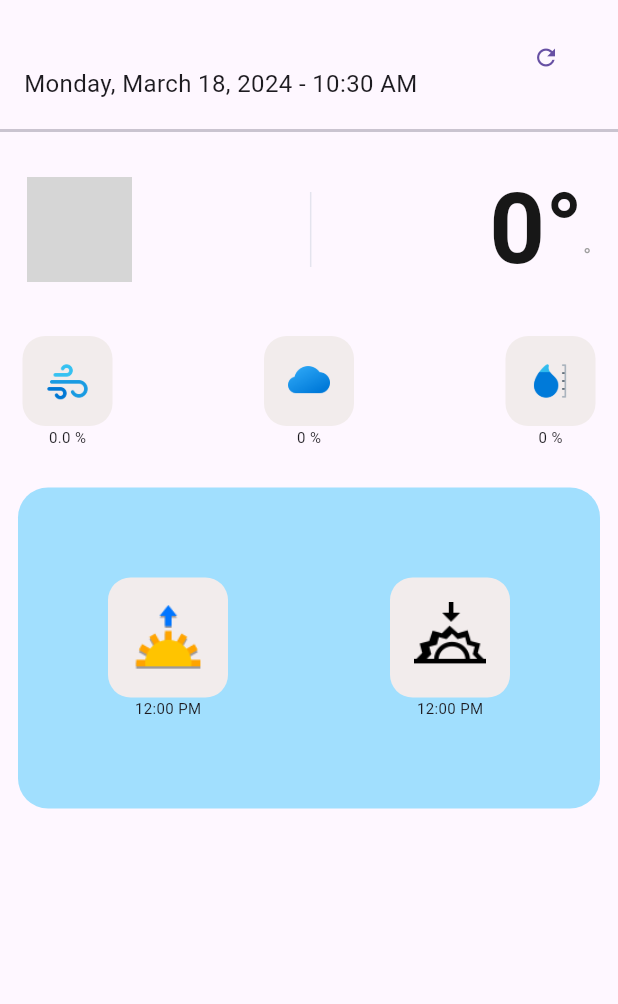
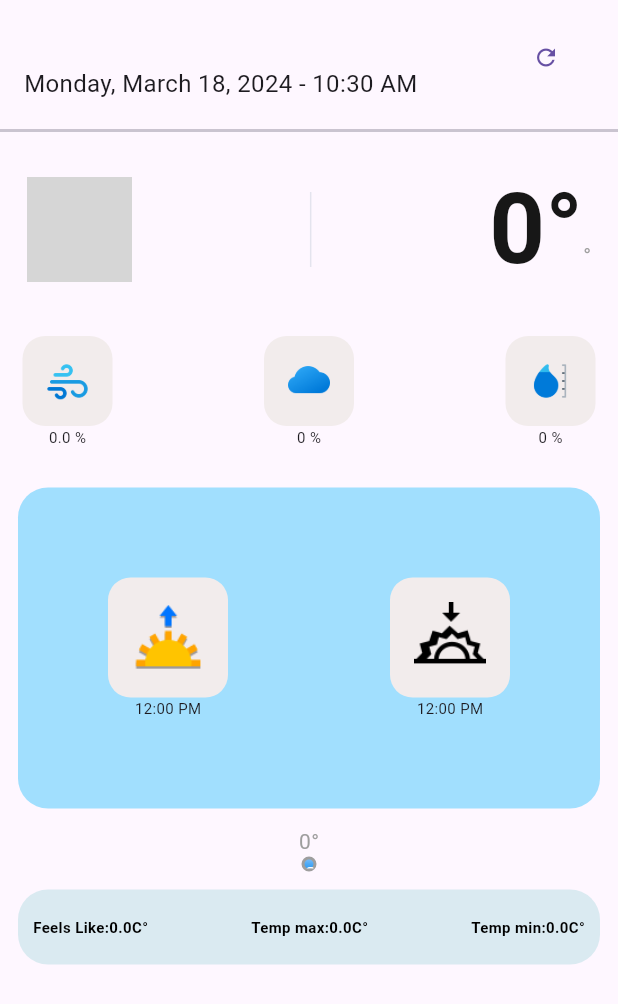
Before and after one commit to HachroufAbdenour/wather_app, a Flutter app: the screen it shows after launch, on a phone screen of 412 x 824 dp. Shown: the top 1004 px of the screen. Run offline on Flutter 3.47's test engine with Material 3 defaults, Android fonts, the phone set to English and light mode, and no system bars; our stand-ins replace dio, geolocator, get; grey boxes are pictures that could not be loaded.

Commit message:
finish feature

```diff
--- a/lib/modules/home/controller.dart
+++ b/lib/modules/home/controller.dart
@@ -47,7 +47,8 @@ String formatTime(int? millisecondsSinceEpoch) {
   if (millisecondsSinceEpoch == null) return ''; // Handle null value
 
   DateTime dateTime = DateTime.fromMillisecondsSinceEpoch(millisecondsSinceEpoch * 1000, isUtc: true);
-  return DateFormat('h:mm a').format(dateTime.toLocal());
+  String period = dateTime.hour < 12 ? 'AM' : 'PM';
+  return DateFormat('h:mm').format(dateTime.toLocal()) + ' ' + period;
 }
 
 
--- a/lib/modules/home/widgets/current_wather_widget.dart
+++ b/lib/modules/home/widgets/current_wather_widget.dart
@@ -22,7 +22,14 @@ temprateurAreaWidget(),
 //wather details
 currentWatherDetails(),
 //sunrise sunset
-sunchyWidget()
+sunchyWidget(),
+//draw humidity circle
+Text("${watherController.wather.value.mainWather?.humidity}°",style: TextStyle(color: Colors.grey,fontSize: 14,fontWeight: FontWeight.w400)) ,
+
+buildHumidityIndicator(watherController.wather.value.mainWather?.humidity?.toDouble() ?? 0.0),
+
+// build widget 3 buttoun
+ widgetinfo()
 
       ],
     );
@@ -148,6 +155,86 @@ Widget sunchyWidget(){
   );
 }
 
+Widget widgetinfo(){
+
+  return Padding(
+    padding: const EdgeInsets.all(12.0),
+    child: Container(
+      height: 50,
+
+      padding: EdgeInsets.all(10),
+      decoration: BoxDecoration(
+        color: Color.fromARGB(255, 218, 234, 241),
+        borderRadius: BorderRadius.circular(20),
+      ),
+
+
+       child:      Row(
+              mainAxisAlignment: MainAxisAlignment.spaceBetween,
+              children: [
+      Text("Feels Like:${watherController.wather.value.mainWather?.feelsLike}C°",style: TextStyle(color: Colors.black,fontSize: 10,fontWeight: FontWeight.bold),)    ,
+      Text("Temp max:${watherController.wather.value.mainWather?.tempMax}C°",style: TextStyle(color: Colors.black,fontSize: 10,fontWeight: FontWeight.bold),) ,
+
+      Text("Temp min:${watherController.wather.value.mainWather?.tempMin}C°",style: TextStyle(color: Colors.black,fontSize: 10,fontWeight: FontWeight.bold),)
+
+
+                      ],
+                       ),
+
+
+
+
+
+    ),
+  );
+}
+
+
+Widget buildWeatherText(String label, String? value) {
+  return Text(
+    "$label: ${value ?? '-'}°C",
+    style: TextStyle(
+      color: Colors.black,
+      fontSize: 10,
+      fontWeight: FontWeight.bold,
+    ),
+  );
+}
+  Widget buildHumidityIndicator(double humidity) {
+  double humidityValue = humidity ?? 0.0; // Default value if humidity is null
+
+  // Calculate the size of the circle based on humidity value
+  double circleSize = 10.0 + (humidityValue * 2.0);
+
+  return Container(
+    width: circleSize,
+    height: circleSize,
+    decoration: BoxDecoration(
+      shape: BoxShape.circle,
+      border: Border.all(color: Colors.grey, width: 2.0),
+      gradient: LinearGradient(
+        begin: Alignment.topCenter,
+        end: Alignment.bottomCenter,
+        colors: [
+          Colors.blue.withOpacity(0.5), // Change color based on your preference
+          Colors.blue.withOpacity(0.8),
+          Colors.blue, // Change color based on your preference
+        ],
+      ),
+    ),
+    child: Center(
+      child: Text(
+        "${humidityValue.toStringAsFixed(0)}%",
+        style: TextStyle(
+          color: Colors.white,
+          fontSize: 14,
+          fontWeight: FontWeight.w400,
+        ),
+      ),
+    ),
+  );
+}
+
 
 int? _convertToEpochMilliseconds(DateTime? dateTime) {
   if (dateTime != null) {
```
Also changed, not shown: 4 other files.
